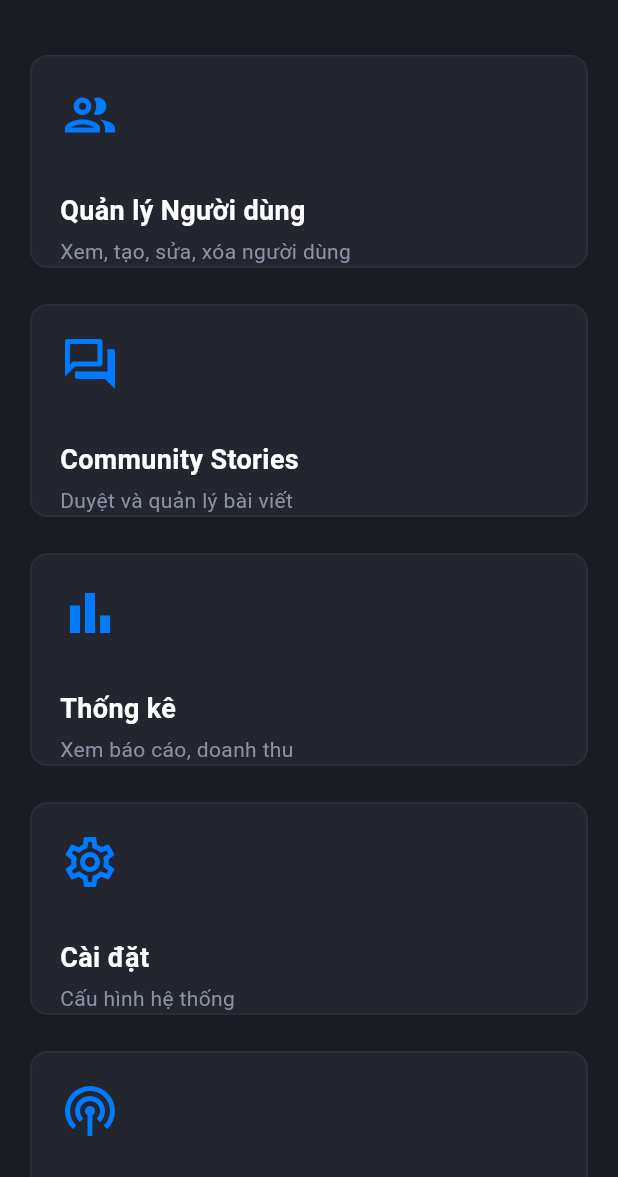
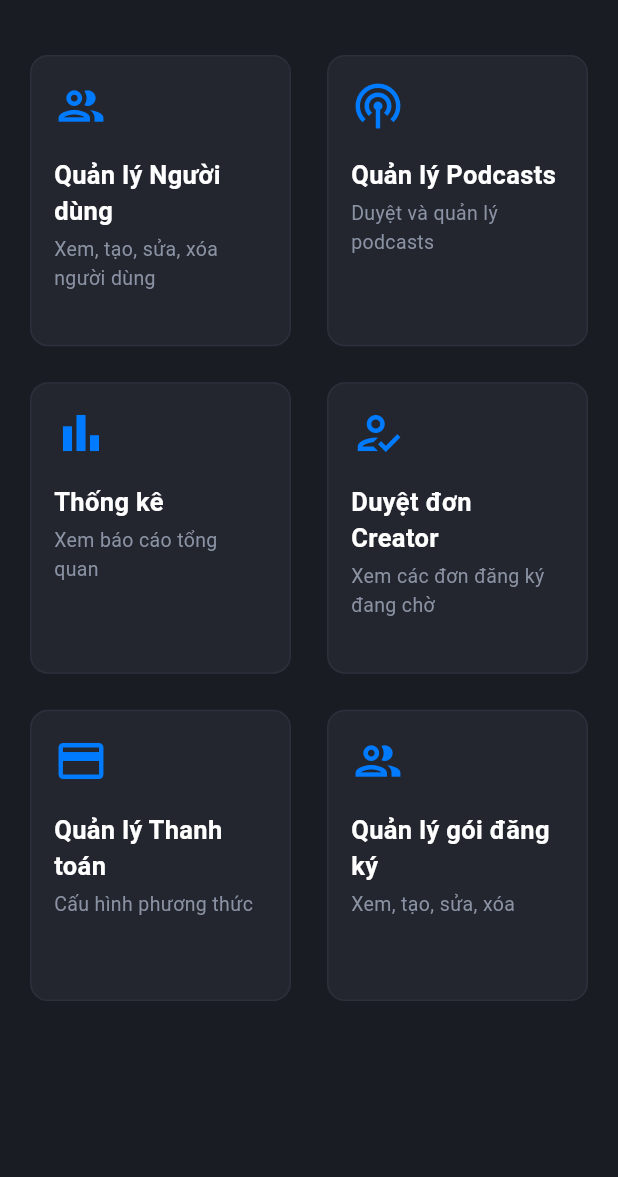
Before and after one commit to antt122/PRM-Frontend, a Flutter app: the HomeScreen screen opened directly, on a phone screen of 412 x 824 dp, the part 59-1236 px from its top. Run offline on Flutter 3.47's test engine with Material 3 defaults, Android fonts, the phone set to English and light mode, and no system bars; our stand-ins replace audioplayers, flutter_dotenv, flutter_riverpod, shared_preferences, timeago; accounts and stored records are empty.

Commit message:
Fix overflow

```diff
--- a/prm2/lib/components/DashboardCard.dart
+++ b/prm2/lib/components/DashboardCard.dart
@@ -28,14 +28,19 @@ class DashboardCard extends StatelessWidget {
         onTap: onTap,
         borderRadius: BorderRadius.circular(12),
         child: Padding(
-          padding: const EdgeInsets.all(20.0),
+          padding: const EdgeInsets.all(16.0), // Giảm padding một chút cho cân đối
           child: Column(
             crossAxisAlignment: CrossAxisAlignment.start,
+            // Canh lề các phần tử bên trong thẻ
+            mainAxisAlignment: MainAxisAlignment.start,
             children: [
-              Icon(icon, size: 40, color: kAdminAccentColor),
-              const Spacer(),
-              Flexible(
-                child: Column(
+              Icon(icon, size: 36, color: kAdminAccentColor), // Giảm size icon một chút
+
+              // THAY ĐỔI QUAN TRỌNG NHẤT: Bỏ Spacer, dùng SizedBox
+              const SizedBox(height: 16),
+
+              // Bỏ Flexible đi
+              Column(
                 crossAxisAlignment: CrossAxisAlignment.start,
                 mainAxisSize: MainAxisSize.min,
                 children: [
@@ -43,7 +48,7 @@ class DashboardCard extends StatelessWidget {
                     title,
                     style: const TextStyle(
                       color: kAdminPrimaryTextColor,
-                        fontSize: 18,
+                      fontSize: 17, // Chỉnh size chữ cho phù hợp hơn
                       fontWeight: FontWeight.bold,
                     ),
                     maxLines: 2,
@@ -54,13 +59,12 @@ class DashboardCard extends StatelessWidget {
                     subtitle,
                     style: const TextStyle(
                       color: kAdminSecondaryTextColor,
-                        fontSize: 14,
+                      fontSize: 13, // Chỉnh size chữ cho phù hợp hơn
                     ),
                     maxLines: 2,
                     overflow: TextOverflow.ellipsis,
                   ),
                 ],
-                ),
               ),
             ],
           ),
--- a/prm2/lib/screens/HomeScreen.dart
+++ b/prm2/lib/screens/HomeScreen.dart
@@ -12,9 +12,12 @@ import 'PodcastListScreen.dart';
 import 'PodcastStatisticsDashboard.dart';
 import 'UserManagementScreen.dart';
 import 'SubscriptionPlanManagementScreen.dart';
+
+
 class HomeScreen extends StatelessWidget {
   const HomeScreen({super.key});
 
+  // Hàm xử lý đăng xuất
   void _handleLogout(BuildContext context) async {
     final bool? confirmLogout = await showDialog<bool>(
       context: context,
@@ -32,8 +35,8 @@ class HomeScreen extends StatelessWidget {
               onPressed: () => Navigator.of(context).pop(false),
             ),
             TextButton(
-              child:
-              const Text('Đăng xuất', style: TextStyle(color: kAdminErrorColor)),
+              child: const Text('Đăng xuất',
+                  style: TextStyle(color: kAdminErrorColor)),
               onPressed: () => Navigator.of(context).pop(true),
             ),
           ],
@@ -71,43 +74,22 @@ class HomeScreen extends StatelessWidget {
           );
         },
       ),
-      // --- THÊM CHỨC NĂNG MỚI Ở ĐÂY ---
       DashboardCard(
-        icon: Icons.forum_outlined,
-        title: 'Community Stories',
-        subtitle: 'Duyệt và quản lý bài viết',
-        onTap: () {
-          Navigator.push(
-            context,
-            MaterialPageRoute(
-                builder: (context) => const CommunityStoriesScreen()),
-          );
-        },
-      ),
-      DashboardCard(
-        icon: Icons.bar_chart_outlined,
-        title: 'Thống kê',
-        subtitle: 'Xem báo cáo, doanh thu',
-        onTap: () {},
-      ),
-      DashboardCard(
-        icon: Icons.settings_outlined,
-        title: 'Cài đặt',
-        subtitle: 'Cấu hình hệ thống',
-        onTap: () {},
-      ),
-      DashboardCard(
-        icon: Icons.podcasts_outlined, title: 'Quản lý Podcasts',
+        icon: Icons.podcasts_outlined,
+        title: 'Quản lý Podcasts',
         subtitle: 'Duyệt và quản lý podcasts',
-        onTap: () => Navigator.push(context, MaterialPageRoute(
-            builder: (c) => const PodcastListScreen())),
+        onTap: () => Navigator.push(
+            context, MaterialPageRoute(builder: (c) => const PodcastListScreen())),
       ),
       DashboardCard(
         icon: Icons.bar_chart_outlined,
         title: 'Thống kê',
         subtitle: 'Xem báo cáo tổng quan',
         onTap: () {
-          Navigator.push(context, MaterialPageRoute(builder: (c) => const PodcastStatisticsDashboard()));
+          Navigator.push(
+              context,
+              MaterialPageRoute(
+                  builder: (c) => const PodcastStatisticsDashboard()));
         },
       ),
       DashboardCard(
@@ -117,11 +99,11 @@ class HomeScreen extends StatelessWidget {
         onTap: () {
           Navigator.push(
             context,
-            MaterialPageRoute(builder: (c) => const CreatorApplicationListScreen()),
+            MaterialPageRoute(
+                builder: (c) => const CreatorApplicationListScreen()),
           );
         },
       ),
-
       DashboardCard(
         icon: Icons.payment_outlined,
         title: 'Quản lý Thanh toán',
@@ -133,7 +115,6 @@ class HomeScreen extends StatelessWidget {
           );
         },
       ),
-
       DashboardCard(
         icon: Icons.group_outlined,
         title: 'Quản lý gói đăng ký',
@@ -141,7 +122,8 @@ class HomeScreen extends StatelessWidget {
         onTap: () {
           Navigator.push(
             context,
-            MaterialPageRoute(builder: (context) => const SubscriptionPlanManagementScreen()),
+            MaterialPageRoute(
+                builder: (context) => const SubscriptionPlanManagementScreen()),
           );
         },
       ),
@@ -165,16 +147,19 @@ class HomeScreen extends StatelessWidget {
           )
         ],
       ),
-      body: ListView.separated(
+      // SỬ DỤNG GRIDVIEW ĐỂ HIỂN THỊ DẠNG LƯỚI RESPONSIVE
+      body: GridView.builder(
         padding: const EdgeInsets.all(16),
+        gridDelegate: const SliverGridDelegateWithFixedCrossAxisCount(
+          crossAxisCount: 2,      // Hiển thị 2 cột
+          crossAxisSpacing: 16,   // Khoảng cách ngang
+          mainAxisSpacing: 16,    // Khoảng cách dọc
+          childAspectRatio: 0.9,  // Tỷ lệ W/H của thẻ (1.0 = vuông)
+        ),
         itemCount: dashboardItems.length,
         itemBuilder: (context, index) {
-          return SizedBox(
-            height: 150, // Chiều cao cố định cho mỗi thẻ
-            child: dashboardItems[index],
-          );
+          return dashboardItems[index];
         },
-        separatorBuilder: (context, index) => const SizedBox(height: 16),
       ),
     );
   }
--- a/prm2/lib/services/PodcastService.dart
+++ b/prm2/lib/services/PodcastService.dart
@@ -16,9 +16,7 @@ abstract class IPodcastService {
 }
 
 class PodcastService implements IPodcastService {
-  // String get _baseUrl => dotenv.env['BASE_URL'] ?? '' ;
-  String get _baseUrl =>  'http://localhost:5004/api';
-
+  String get _baseUrl => dotenv.env['BASE_URL'] ?? '';
   String get _podcastsUrl => '$_baseUrl/cms/podcasts';
   String get _pendingPodcastsUrl => '$_baseUrl/cms/podcasts/pending';
 
@@ -57,8 +55,6 @@ class PodcastService implements IPodcastService {
       if (response.statusCode == 200) {
         return ApiResult(isSuccess: true, data: PaginatedPodcastsResponse.fromJson(jsonResponse));
       } else {
-        // --- SỬA LỖI Ở ĐÂY ---
-        // Tạo ApiResult trực tiếp để tránh lỗi suy luận kiểu dữ liệu
         return ApiResult(
           isSuccess: jsonResponse['isSuccess'] ?? false,
           message: jsonResponse['message'],
```
Also changed, not shown: prm2/lib/components/PendingPodcastCard.dart (+0 -14 lines), prm2/lib/screens/PaymentMethodDetailScreen.dart (+12 -1 lines), prm2/lib/screens/PodcastDetailAdminScreen.dart (+47 -17 lines). Lines whose indentation alone changed are shown as unchanged.
